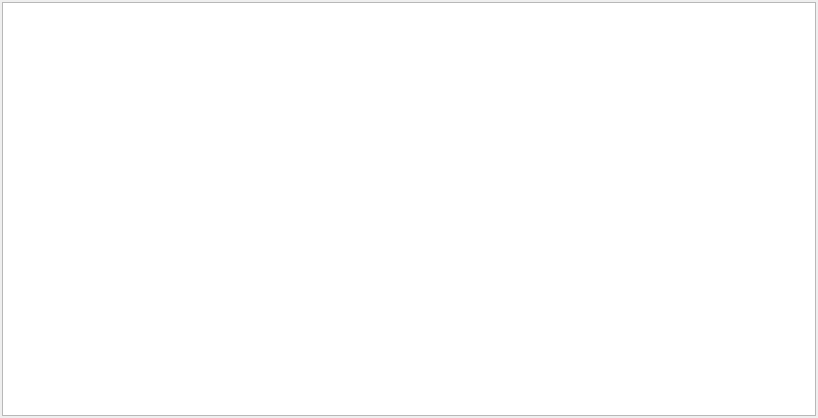
The window that BOLT/forms/igrica1.ui (MATF-RS20/RS005-bolt) describes before a commit, drawn with Qt 5.
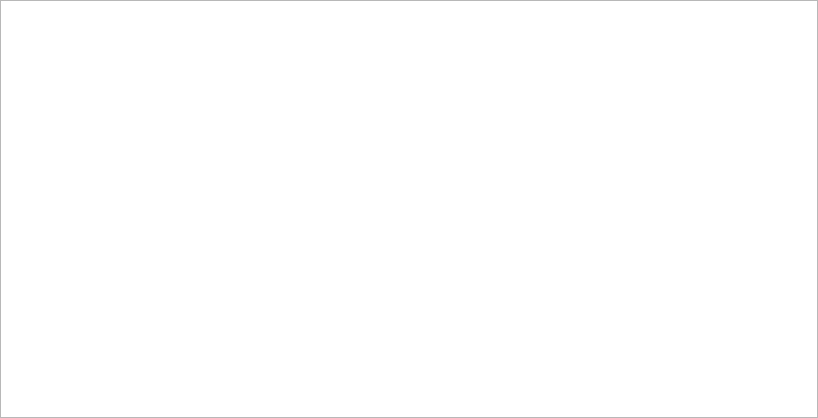
The same window after the commit.

The edit to the form file:
```diff
--- a/BOLT/forms/igrica1.ui
+++ b/BOLT/forms/igrica1.ui
@@ -18,16 +18,16 @@
     <number>0</number>
    </property>
    <property name="leftMargin">
-    <number>2</number>
+    <number>0</number>
    </property>
    <property name="topMargin">
-    <number>2</number>
+    <number>0</number>
    </property>
    <property name="rightMargin">
-    <number>2</number>
+    <number>0</number>
    </property>
    <property name="bottomMargin">
-    <number>2</number>
+    <number>0</number>
    </property>
    <item>
     <widget class="QGraphicsView" name="graphicsView">
```
